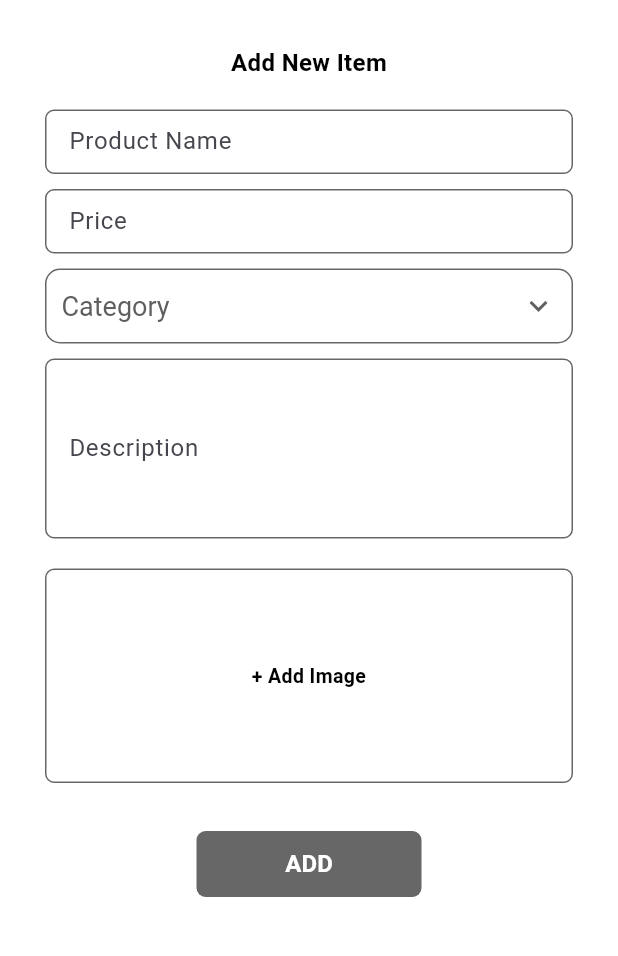
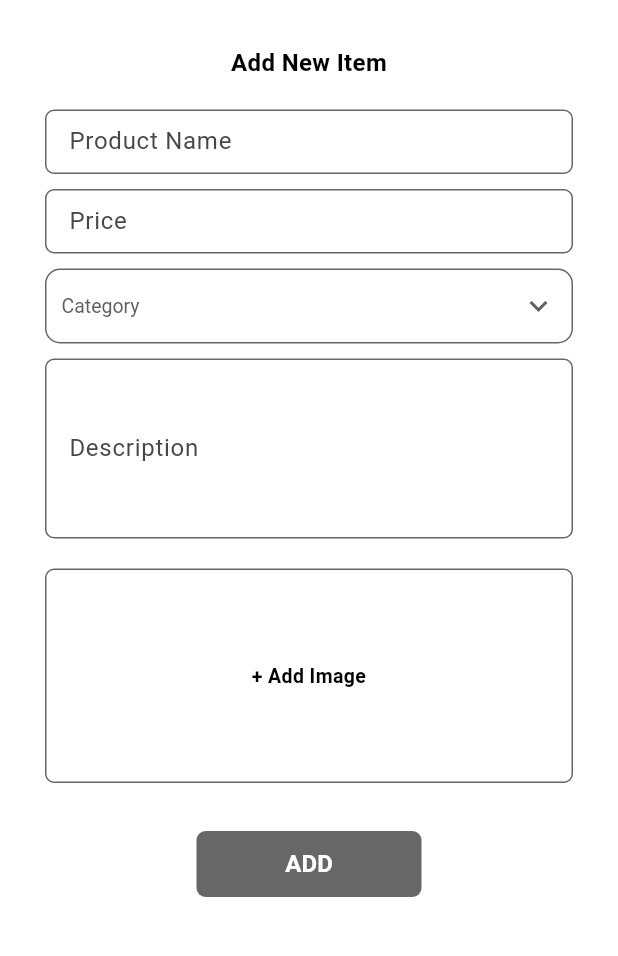
Before and after one commit to MuhammadAbbas1992-Android/Flutter_Mobilino_Practice_App, a Flutter app: the AddProductView screen opened by its route, on a phone screen of 412 x 824 dp, the part 84-1040 px from its top. Run offline on Flutter 3.47's test engine with Material 3 defaults, Android fonts, the phone set to English and light mode, and no system bars; our stand-ins replace firebase_auth, firebase_core, firebase_database, firebase_storage, flutter_svg, get and 4 more; missing offline and left inert: dart:ffi; accounts and stored records are empty; Roboto replaces fonts that are missing (Inter_28pt-Regular).

Commit message:
Issues
1. Font not activated
2. Navigation Issues

```diff
--- a/lib/res/custom_widgets/custom_cart_info_widget.dart
+++ b/lib/res/custom_widgets/custom_cart_info_widget.dart
@@ -63,7 +63,7 @@ class CustomCartInfoWidget extends StatelessWidget {
                       ],
                     ),
                     const SizedBox(
-                      height: 2,
+                      height: 8,
                     ),
                     Container(
                         height: 115,
--- a/lib/res/custom_widgets/custom_drop_down_widget.dart
+++ b/lib/res/custom_widgets/custom_drop_down_widget.dart
@@ -28,15 +28,14 @@ class CustomDropDownWidget extends StatelessWidget {
         borderRadius: BorderRadius.circular(10.0),
       ),
       child: DropdownButtonHideUnderline(
-        child: Obx(() {
-          return DropdownButton<String>(
+        child: Obx(
+          () => DropdownButton<String>(
             hint: CustomTextWidget(
               text: AppUtils.isAddProductView
                   ? addProductController!.selectedOption.value
                   : adminProductsController!.selectedCategory.value,
               textColor:
                   AppUtils.isAddProductView ? AppColors.grey : AppColors.black,
-              textSize: 18,
             ),
             icon: const Icon(Icons.keyboard_arrow_down_sharp),
             isExpanded: true,
@@ -75,8 +74,8 @@ class CustomDropDownWidget extends StatelessWidget {
               color: AppColors.black,
               fontWeight: FontWeight.w500,
             ),
-          );
-        }),
+          ),
+        ),
       ),
     );
   }
--- a/lib/res/custom_widgets/custom_total_row_widget.dart
+++ b/lib/res/custom_widgets/custom_total_row_widget.dart
@@ -28,7 +28,7 @@ class CustomTotalRowWidget extends StatelessWidget {
             ),
             Obx(
               () => CustomTextWidget(
-                  text: '\$ ${controller.grandTotalPayment.value}',
+                  text: '\$${controller.grandTotalPayment.value}',
                   textSize: 16,
                   fontWeight: FontWeight.bold,
                   textAlign: TextAlign.right),
--- a/lib/res/custom_widgets/product_list_view_widget.dart
+++ b/lib/res/custom_widgets/product_list_view_widget.dart
@@ -27,7 +27,7 @@ class ProductListViewWidget extends StatelessWidget {
             mainAxisSpacing: 10,
             crossAxisSpacing: 10,
             // mainAxisExtent: 300,
-            childAspectRatio: 3 / 5),
+            childAspectRatio: 2 / 3),
         itemCount: AppUtils.isUserLogin
             ? userProductsController?.userCategoryList.length
             : adminProductsController?.adminCategoryList.length,
@@ -36,7 +36,7 @@ class ProductListViewWidget extends StatelessWidget {
             productIndex: index,
             deleteIcon: deleteIcon,
             onTap: AppUtils.isUserLogin
-                ? () => AppUtils.selectedProductDetail(index)
+                ? () => userProductsController?.selectProductDetail(index)
                 : null,
             adminProductsController: adminProductsController,
             userProductsController: userProductsController,
--- a/lib/res/routs/routs_app.dart
+++ b/lib/res/routs/routs_app.dart
@@ -4,6 +4,7 @@ import 'package:mobilino/res/routs/routs_name.dart';
 import 'package:mobilino/views/contact_us/contact_us_view.dart';
 import 'package:mobilino/views/login/admin_login_view.dart';
 import 'package:mobilino/views/login/user_login_view.dart';
+import 'package:mobilino/views/nav_bar/nav_bar_view.dart';
 import 'package:mobilino/views/products/admin_products_view.dart';
 import 'package:mobilino/views/products/user_products_view.dart';
 
@@ -79,5 +80,10 @@ class AppRouts {
         page: () => const AddProductView(),
         transitionDuration: const Duration(milliseconds: 250),
         transition: Transition.leftToRightWithFade),
+    GetPage(
+        name: RoutsName.navBarView,
+        page: () => const NavBarView(),
+        transitionDuration: const Duration(milliseconds: 250),
+        transition: Transition.leftToRightWithFade),
   ];
 }
--- a/lib/res/routs/routs_name.dart
+++ b/lib/res/routs/routs_name.dart
@@ -11,4 +11,5 @@ class RoutsName {
   static const String contactUsView = '/contact_us_view';
   static const String adminProductsView = '/admin_products_view';
   static const String addProductView = '/add_product_view';
+  static const String navBarView = '/nav_bar_view';
 }
--- a/lib/utils/app_utils.dart
+++ b/lib/utils/app_utils.dart
@@ -29,11 +29,6 @@ class AppUtils {
       await SharedPreferenceServices.saveToSharedPref(userKey, user);
       Get.offNamed(RoutsName.homeView);
     }
-  }
-
-  static selectedProductDetail(int index) {
-    productIndex = index;
-    Get.toNamed(RoutsName.productsDetailView);
   }
 
   static String? validateEmail(String? email) {
--- a/lib/view_models/controllers/product_detail/product_detail_controller.dart
+++ b/lib/view_models/controllers/product_detail/product_detail_controller.dart
@@ -46,7 +46,9 @@ class ProductDetailController extends GetxController {
         AppUtils.mySnackBar(
             title: 'Success', message: 'Cart added successfully');
         counter.value = 0;
+        AppUtils.productIndex = -1;
         Get.toNamed(RoutsName.userProductsView);
+        Get.delete<ProductDetailController>();
         // Get.offNamed(RoutsName.productsView);
       } else {
         loading.value = false;
--- a/lib/view_models/controllers/products/admin_products_controller.dart
+++ b/lib/view_models/controllers/products/admin_products_controller.dart
@@ -1,6 +1,7 @@
 import 'package:get/get.dart';
 
 import '../../../models/product_model.dart';
+import '../../../res/routs/routs_name.dart';
 import '../../../utils/app_utils.dart';
 import '../../services/firebase/firebase_services.dart';
 
@@ -14,6 +15,11 @@ class AdminProductsController extends GetxController {
 
   AdminProductsController() {
     loadProductsData();
+  }
+
+  openAddProductView() {
+    Get.toNamed(RoutsName.addProductView);
+    Get.delete<AdminProductsController>();
   }
 
   Future<void> loadProductsData() async {
--- a/lib/views/add_product/add_product_view.dart
+++ b/lib/views/add_product/add_product_view.dart
@@ -42,7 +42,7 @@ class _AddProductViewState extends State<AddProductView> {
         leading: Padding(
           padding: const EdgeInsets.only(left: 20),
           child: InkWell(
-              onTap: () => Get.back(),
+              onTap: () => addProductController.openAdminProductView(),
               child: SvgPicture.asset(
                 'assets/icons/ic_back.svg',
                 colorFilter:
--- a/lib/views/cart/cart_view.dart
+++ b/lib/views/cart/cart_view.dart
@@ -61,9 +61,9 @@ class _CartViewState extends State<CartView> {
           ),
           const Spacer(),
           Padding(
-            padding: const EdgeInsets.only(right: 20),
+            padding: EdgeInsets.only(right: 20),
             child: InkWell(
-              onTap: () => Get.to(() => const NavBarView()),
+              onTap: () => cartController.openMenu(),
               child: SvgPicture.asset(
                 'assets/icons/ic_menu.svg',
               ),
--- a/lib/views/products/user_products_view.dart
+++ b/lib/views/products/user_products_view.dart
@@ -57,7 +57,7 @@ class _UserProductsState extends State<UserProductsView> {
           Padding(
             padding: const EdgeInsets.only(right: 20),
             child: InkWell(
-              onTap: () => Get.to(() => NavBarView()),
+              onTap: () => Get.to(() => const NavBarView()),
               child: SvgPicture.asset(
                 'assets/icons/ic_menu.svg',
               ),
```
Also changed, not shown: lib/view_models/controllers/add_product/add_product_controller.dart (+7 -1 lines), lib/view_models/controllers/cart/cart_view_controller.dart (+8 -3 lines), lib/view_models/controllers/products/user_products_controller.dart (+9 -0 lines), lib/views/products/admin_products_view.dart (+1 -8 lines).
